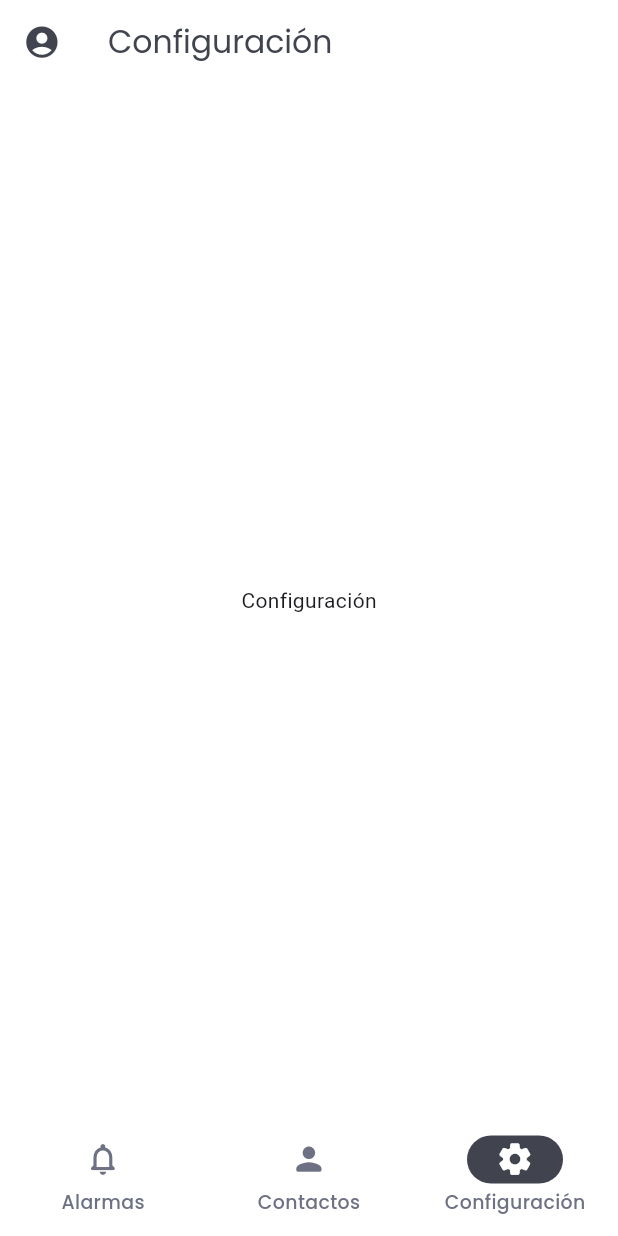
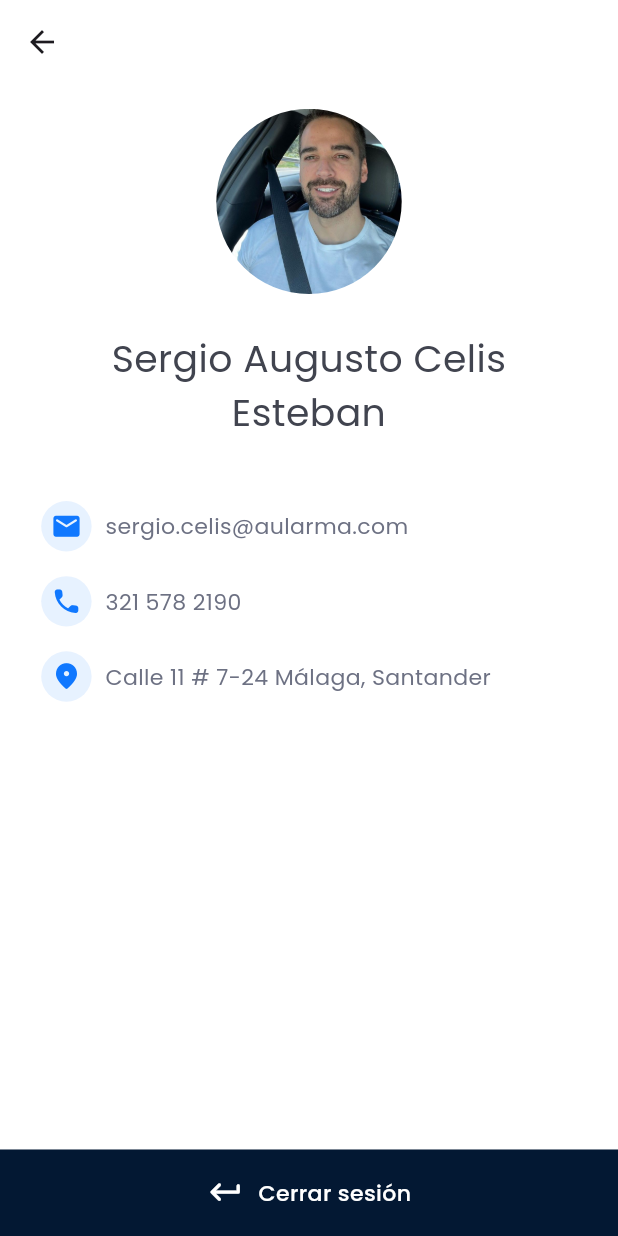
Before and after one commit to scelise/aularma-movil, a Flutter app: the MainPage screen opened directly, item 3 of the bottom bar chosen, after a tap on the "account circle" icon, on a phone screen of 412 x 824 dp. Run offline on Flutter 3.47's test engine with Material 3 defaults, Android fonts, the light colour scheme and no system bars; our stand-ins replace flutter_time_picker_spinner, google_fonts.

Commit message:
Se añadió la página del perfil para ver información del usuario y permitir cerrar sesión

```diff
--- a/lib/main.dart
+++ b/lib/main.dart
@@ -65,7 +65,7 @@ class _MyAppState extends State<MyApp> {
       child: MaterialApp(
         debugShowCheckedModeBanner: false,
         title: 'Aularma',
-        home: LoginPage(),
+        home: const LoginPage(),
         theme: ThemeData(
           scaffoldBackgroundColor: ColorsApp.backgroundColor,
           textSelectionTheme: TextSelectionThemeData(
--- a/lib/src/pages/main_page.dart
+++ b/lib/src/pages/main_page.dart
@@ -1,9 +1,10 @@
 import 'package:flutter/material.dart';
 
+import 'package:provider/provider.dart';
 import 'package:google_fonts/google_fonts.dart';
-import 'package:provider/provider.dart';
 
 import '../providers/alarm_provider.dart';
+
 import '../utils/colors_app.dart';
 import '../utils/responsive_app.dart';
 import '../utils/slide_transition.dart';
@@ -12,6 +13,7 @@ import '../widgets/general_widgets/poppins_text.dart';
 
 import 'alarms_page.dart';
 import 'contacts_page.dart';
+import 'profile_page.dart';
 import 'settings_page.dart';
 import 'create_alarm_page.dart';
 
@@ -39,7 +41,7 @@ class _MainPageState extends State<MainPage> {
       appBar: AppBar(
         backgroundColor: ColorsApp.backgroundColor,
         leading: IconButton(
-          onPressed: () {},
+          onPressed: () => Navigator.push( context, SlidePageRoute( page: const ProfilePage() ) ),
           icon: Icon(
             Icons.account_circle_rounded,
             color: ColorsApp.secondaryColor,
--- /dev/null
+++ b/lib/src/pages/profile_page.dart
@@ -0,0 +1,67 @@
+import 'package:flutter/material.dart';
+
+import '../utils/colors_app.dart';
+import '../utils/responsive_app.dart';
+
+import '../widgets/profile_widgets/item_info.dart';
+import '../widgets/general_widgets/poppins_text.dart';
+import '../widgets/profile_widgets/button_logout.dart';
+
+class ProfilePage extends StatelessWidget {
+
+  const ProfilePage( { super.key } );
+
+  @override
+  Widget build( BuildContext context ) {
+
+    return Scaffold(
+      appBar: AppBar(
+        backgroundColor: ColorsApp.backgroundColor
+      ),
+      body: Column(
+        children: [
+          SizedBox( height: ResponsiveApp.dHeight( 16.0 ) ),
+          Container(
+            height: ResponsiveApp.dHeight( 120.0 ),
+            width: ResponsiveApp.dHeight( 120.0 ),
+            decoration: const BoxDecoration(
+              shape: BoxShape.circle,
+              image: DecorationImage(
+                image: AssetImage( 'assets/images/profile.jpg' ),
+                fit: BoxFit.cover
+              )
+            )
+          ),
+          SizedBox( height: ResponsiveApp.dHeight( 24.0 ) ),
+          Padding(
+            padding: EdgeInsets.symmetric( horizontal: ResponsiveApp.dWidth( 24.0 ) ),
+            child: PoppinsText(
+              sText: 'Sergio Augusto Celis Esteban',
+              dFontSize: ResponsiveApp.dSize( 24.0 ),
+              colorText: ColorsApp.secondaryColor,
+              iMaxLines: 3,
+              textAlign: TextAlign.center
+            )
+          ),
+          SizedBox( height: ResponsiveApp.dHeight( 32.0 ) ),
+          const ItemInfo(
+            icon: Icons.email_rounded,
+            sText: 'sergio.celis@aularma.com'
+          ),
+          const ItemInfo(
+            icon: Icons.phone_rounded,
+            sText: '321 578 2190'
+          ),
+          const ItemInfo(
+            icon: Icons.location_on_rounded,
+            sText: 'Calle 11 # 7-24 Málaga, Santander'
+          ),
+          const Expanded( child: SizedBox() ),
+          const ButtonLogout()
+        ]
+      )
+    );
+
+  }
+
+}
--- a/lib/src/widgets/login_widgets/reset_password_button.dart
+++ b/lib/src/widgets/login_widgets/reset_password_button.dart
@@ -28,7 +28,7 @@ class ResetPasswordButton extends StatelessWidget {
                 borderRadius: BorderRadius.circular( 12.0 )
               )
             ),
-            onPressed: () => functions.showBottomSheet( context, BottomSheetResetPassword() ) ,
+            onPressed: () => functions.showBottomSheet( context, const BottomSheetResetPassword() ) ,
             child: PoppinsText(
               sText: '¿Olvidaste tu contraseña?',
               dFontSize: ResponsiveApp.dSize( 14.0 ),
--- /dev/null
+++ b/lib/src/widgets/profile_widgets/button_logout.dart
@@ -0,0 +1,50 @@
+import 'package:flutter/material.dart';
+
+import '../../pages/login_page.dart';
+
+import '../../utils/colors_app.dart';
+import '../../utils/responsive_app.dart';
+import '../../utils/slide_transition.dart';
+
+import '../general_widgets/poppins_text.dart';
+
+class ButtonLogout extends StatelessWidget {
+
+  const ButtonLogout( { super.key } );
+
+  @override
+  Widget build( BuildContext context ) {
+
+    return GestureDetector(
+      onTap: () => Navigator.pushAndRemoveUntil(
+        context,
+        SlidePageRoute( page: const LoginPage() ),
+        ( route ) => false
+      ),
+      child: Container(
+        width: ResponsiveApp.dWidth( 360.0 ),
+        height: ResponsiveApp.dHeight( 56.0 ),
+        color: ColorsApp.closeButtonColor,
+        child: Row(
+          mainAxisAlignment: MainAxisAlignment.center,
+          children: [
+            Icon(
+              Icons.keyboard_return_rounded,
+              color: ColorsApp.secondaryTextColor,
+              size: ResponsiveApp.dSize( 24.0 )
+            ),
+            SizedBox( width: ResponsiveApp.dWidth( 8.0 ) ),
+            PoppinsText(
+              sText: 'Cerrar sesión',
+              colorText: ColorsApp.secondaryTextColor,
+              dFontSize: ResponsiveApp.dSize( 14.0 ),
+              fontWeight: FontWeight.w500
+            )
+          ]
+        )
+      )
+    );
+
+  }
+
+}
--- /dev/null
+++ b/lib/src/widgets/profile_widgets/item_info.dart
@@ -0,0 +1,54 @@
+import 'package:aularma_movil/src/widgets/general_widgets/poppins_text.dart';
+import 'package:flutter/material.dart';
+
+import '../../utils/colors_app.dart';
+import '../../utils/responsive_app.dart';
+
+class ItemInfo extends StatelessWidget {
+
+  final IconData icon;
+  final String sText;
+
+  const ItemInfo(
+    {
+      super.key,
+      required this.icon,
+      required this.sText
+    }
+  );
+
+  @override
+  Widget build( BuildContext context ) {
+
+    return Padding(
+      padding: EdgeInsets.symmetric( horizontal: ResponsiveApp.dWidth( 24.0 ), vertical: ResponsiveApp.dHeight( 8.0 ) ),
+      child: Row(
+        children: [
+          Container(
+            width: ResponsiveApp.dSize( 32.0 ),
+            height: ResponsiveApp.dSize( 32.0 ),
+            decoration: BoxDecoration(
+              shape: BoxShape.circle,
+              color: ColorsApp.primaryColor.withValues( alpha: 0.1 )
+            ),
+            child: Icon(
+              icon,
+              color: ColorsApp.primaryColor,
+              size: ResponsiveApp.dSize( 20.0 )
+            )
+          ),
+          SizedBox( width: ResponsiveApp.dWidth( 8.0 ) ),
+          Expanded(
+            child: PoppinsText(
+              sText: sText,
+              dFontSize: ResponsiveApp.dSize( 14.0 ),
+              colorText: ColorsApp.textColor
+            )
+          )
+        ]
+      )
+    );
+
+  }
+
+}
--- a/lib/src/widgets/reset_password_widgets/bottom_sheet_reset_password.dart
+++ b/lib/src/widgets/reset_password_widgets/bottom_sheet_reset_password.dart
@@ -66,7 +66,7 @@ class _BottomSheetResetPasswordState extends State<BottomSheetResetPassword> {
             onPressed: () {
 
               if( _formKey.currentState!.validate() ) {
-                Navigator.push( context, SlidePageRoute( page: ResetPasswordPage() ) );
+                Navigator.push( context, SlidePageRoute( page: const ResetPasswordPage() ) );
               }
 
             },
```
Also changed, not shown: assets/images/profile.jpg (added).
